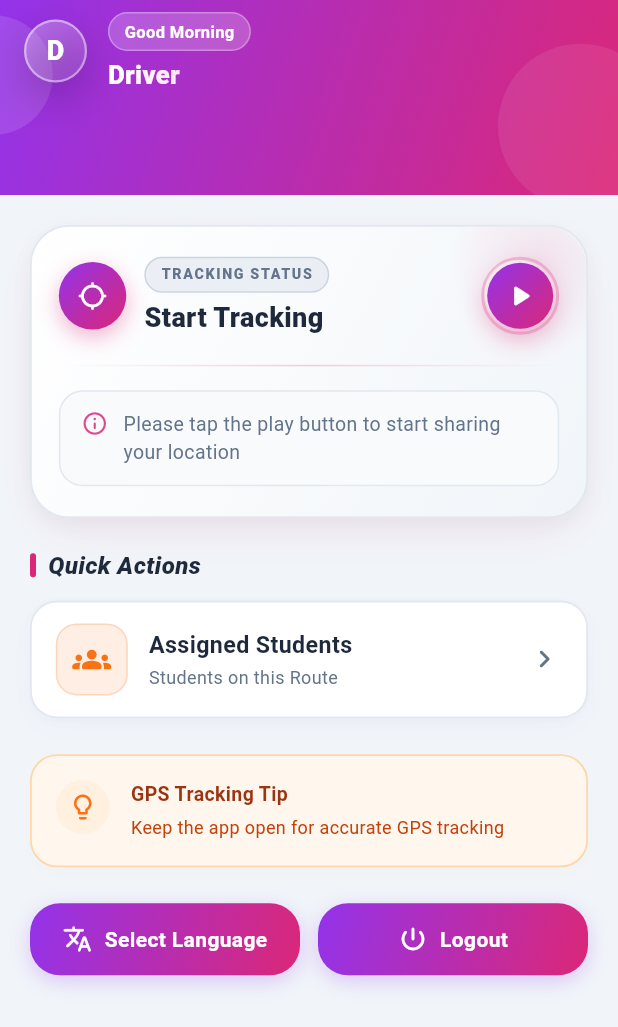
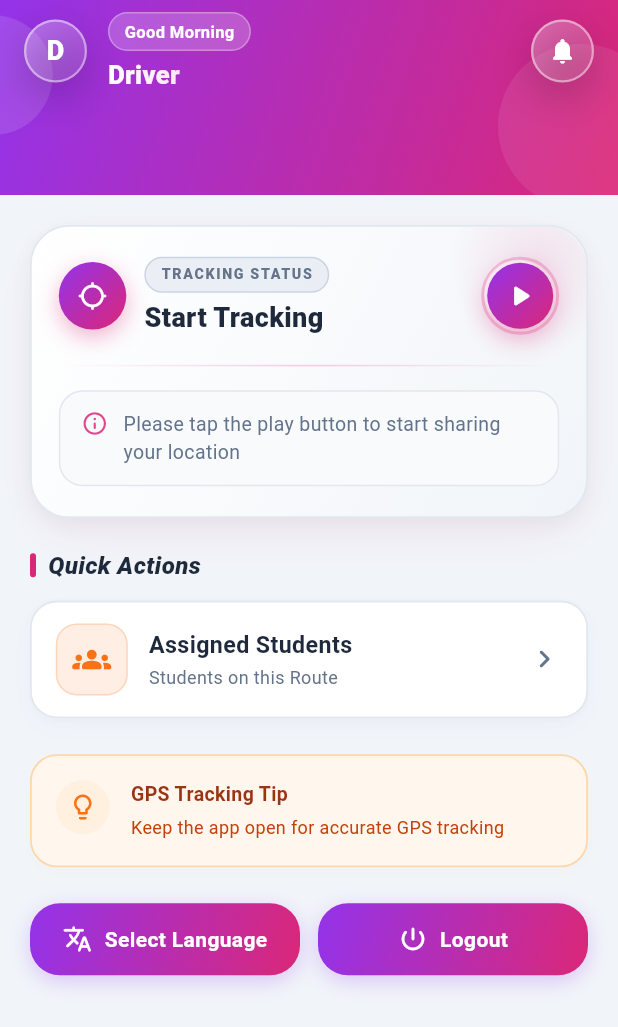
Before and after one commit to rajpura-ahmadraza/school_driver_app, a Flutter app: the HomeScreen screen opened by its route, on a phone screen of 412 x 824 dp. Shown: the top 1027 px of the screen. Run offline on Flutter 3.47's test engine with Material 3 defaults, Android fonts, the phone set to English and light mode, and no system bars; our stand-ins replace dio, easy_localization, flutter_animate, flutter_local_notifications, flutter_secure_storage, geolocator and 4 more; accounts and stored records are empty; network calls fail; Roboto replaces fonts that are missing (Poppins).

Commit message:
solved bug

```diff
--- a/lib/core/api/api_client.dart
+++ b/lib/core/api/api_client.dart
@@ -16,9 +16,7 @@ const String _tokenKey = 'driver_jwt_token';
 
 class ApiClient {
   late final Dio _dio;
-  static const _storage = FlutterSecureStorage(
-    aOptions: AndroidOptions(encryptedSharedPreferences: true),
-  );
+  static const _storage = FlutterSecureStorage();
 
   ApiClient() {
     _dio = Dio(
@@ -73,10 +71,10 @@ class ApiClient {
     if (e.type == DioExceptionType.connectionTimeout ||
         e.type == DioExceptionType.receiveTimeout ||
         e.type == DioExceptionType.sendTimeout) {
-      return ApiException('Connection timed out. Check your internet.', 408);
+      return const ApiException('Connection timed out. Check your internet.', 408);
     }
     if (e.type == DioExceptionType.connectionError) {
-      return ApiException('No internet connection.', 0);
+      return const ApiException('No internet connection.', 0);
     }
     final status = e.response?.statusCode ?? 0;
     final msg =
--- a/lib/core/router/app_router.dart
+++ b/lib/core/router/app_router.dart
@@ -7,6 +7,7 @@ import '../../features/auth/login_screen.dart';
 import '../../features/home/home_screen.dart';
 import '../../features/tracking/tracking_screen.dart';
 import '../../features/students/students_screen.dart';
+import '../../features/home/notifications_screen.dart';
 import '../controllers/auth_controller.dart';
 import '../controllers/locale_controller.dart';
 import '../splash/splash_screen.dart';
@@ -19,6 +20,7 @@ class AppRoutes {
   static const home = '/home';
   static const tracking = '/tracking';
   static const students = '/students';
+  static const notifications = '/notifications';
 }
 
 final rootNavigatorKey = GlobalKey<NavigatorState>();
@@ -69,7 +71,50 @@ GoRouter buildAppRouter() {
       ),
       GoRoute(
         path: AppRoutes.login,
-        builder: (_, __) => const LoginScreen(),
+        pageBuilder: (context, state) {
+          return CustomTransitionPage(
+            key: state.pageKey,
+            child: const LoginScreen(),
+            transitionDuration: const Duration(milliseconds: 380),
+            reverseTransitionDuration: const Duration(milliseconds: 300),
+            transitionsBuilder:
+                (context, animation, secondaryAnimation, child) {
+              if (animation.status == AnimationStatus.reverse) {
+                final slideOut = Tween<Offset>(
+                  begin: const Offset(1.0, 0.0),
+                  end: Offset.zero,
+                ).chain(CurveTween(curve: Curves.easeInCubic));
+                return SlideTransition(
+                  position: animation.drive(slideOut),
+                  child: child,
+                );
+              } else {
+                final slideIn = Tween<Offset>(
+                  begin: const Offset(1.0, 0.0),
+                  end: Offset.zero,
+                ).chain(CurveTween(curve: Curves.easeOutCubic));
+                final scaleIn = Tween<double>(
+                  begin: 0.96,
+                  end: 1.0,
+                ).chain(CurveTween(curve: Curves.easeOutCubic));
+                final fadeIn = Tween<double>(
+                  begin: 0.0,
+                  end: 1.0,
+                ).chain(CurveTween(curve: Curves.easeIn));
+                return FadeTransition(
+                  opacity: animation.drive(fadeIn),
+                  child: ScaleTransition(
+                    scale: animation.drive(scaleIn),
+                    child: SlideTransition(
+                      position: animation.drive(slideIn),
+                      child: child,
+                    ),
+                  ),
+                );
+              }
+            },
+          );
+        },
       ),
       GoRoute(
         path: AppRoutes.forgotPassword,
@@ -82,6 +127,10 @@ GoRouter buildAppRouter() {
       GoRoute(
         path: AppRoutes.tracking,
         builder: (_, __) => const TrackingScreen(),
+      ),
+      GoRoute(
+        path: AppRoutes.notifications,
+        builder: (_, __) => const NotificationsScreen(),
       ),
       GoRoute(
         path: AppRoutes.students,
--- a/lib/core/theme/app_theme.dart
+++ b/lib/core/theme/app_theme.dart
@@ -19,7 +19,7 @@ class AppTheme {
           backgroundColor: Colors.white,
           foregroundColor: Color(0xFF111827),
           surfaceTintColor: Colors.transparent,
-          titleTextStyle: const TextStyle(
+          titleTextStyle: TextStyle(
             fontSize: 17,
             fontWeight: FontWeight.w600,
             color: Color(0xFF111827),
@@ -94,7 +94,7 @@ class AppTheme {
           backgroundColor: Color(0xFF1E293B),
           foregroundColor: Colors.white,
           surfaceTintColor: Colors.transparent,
-          titleTextStyle: const TextStyle(
+          titleTextStyle: TextStyle(
             fontSize: 17,
             fontWeight: FontWeight.w600,
             color: Colors.white,
--- a/lib/features/auth/forgot_password_screen.dart
+++ b/lib/features/auth/forgot_password_screen.dart
@@ -1,7 +1,6 @@
 import 'dart:math' as math;
 import 'package:easy_localization/easy_localization.dart';
 import 'package:flutter/material.dart';
-import 'package:flutter/services.dart';
 import 'package:get/get.dart' hide Trans;
 import 'package:go_router/go_router.dart';
 import '../../core/controllers/auth_controller.dart';
--- a/lib/features/auth/login_screen.dart
+++ b/lib/features/auth/login_screen.dart
@@ -47,7 +47,7 @@ class _LoginScreenState extends State<LoginScreen>
     )..forward();
     _fadeAnim = CurvedAnimation(parent: _fadeCtrl, curve: Curves.easeOutCubic);
     _slideAnim = Tween<Offset>(
-      begin: const Offset(0, 0.08),
+      begin: Offset.zero,
       end: Offset.zero,
     ).animate(
       CurvedAnimation(parent: _fadeCtrl, curve: Curves.easeOutCubic),
--- a/lib/features/home/home_screen.dart
+++ b/lib/features/home/home_screen.dart
@@ -428,6 +428,50 @@ class _HomeHeaderState extends State<_HomeHeader>
                                     ),
                                   ),
                                 ],
+                              ),
+                            ),
+                            const SizedBox(width: 14),
+                            Material(
+                              color: Colors.transparent,
+                              child: InkWell(
+                                onTap: () =>
+                                    context.push(AppRoutes.notifications),
+                                borderRadius: BorderRadius.circular(40),
+                                child: Container(
+                                  width: 42,
+                                  height: 42,
+                                  decoration: BoxDecoration(
+                                    borderRadius: BorderRadius.circular(40),
+                                    gradient: LinearGradient(
+                                      begin: Alignment.topLeft,
+                                      end: Alignment.bottomRight,
+                                      colors: [
+                                        Colors.white.withValues(alpha: 0.3),
+                                        Colors.white.withValues(alpha: 0.1),
+                                      ],
+                                    ),
+                                    border: Border.all(
+                                      color:
+                                          Colors.white.withValues(alpha: 0.45),
+                                      width: 1.5,
+                                    ),
+                                    boxShadow: [
+                                      BoxShadow(
+                                        color:
+                                            Colors.black.withValues(alpha: 0.2),
+                                        blurRadius: 24,
+                                        offset: const Offset(0, 10),
+                                      ),
+                                    ],
+                                  ),
+                                  child: const Center(
+                                    child: Icon(
+                                      Icons.notifications_rounded,
+                                      color: Colors.white,
+                                      size: 20,
+                                    ),
+                                  ),
+                                ),
                               ),
                             ),
                           ],
```
Also changed, not shown: assets/translations/translations.json (+6 -3 lines), lib/core/controllers/gps_controller.dart (+6 -5 lines), lib/features/home/notifications_screen.dart (added, +265 -0 lines), lib/features/students/students_screen.dart (+37 -3 lines).
